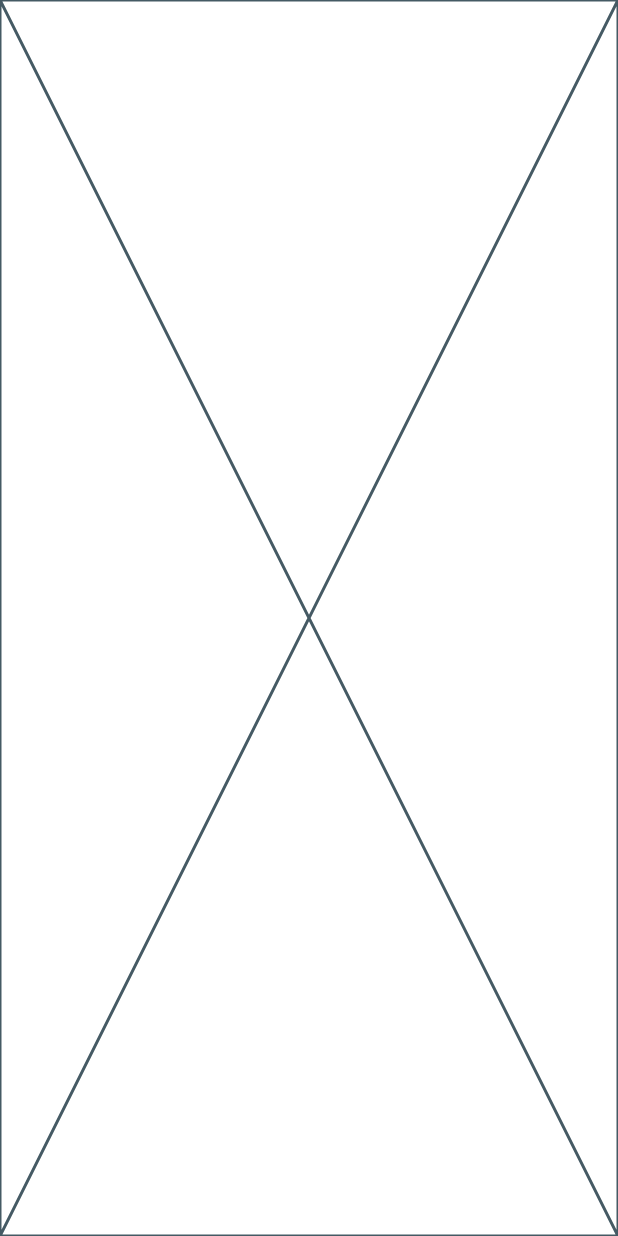
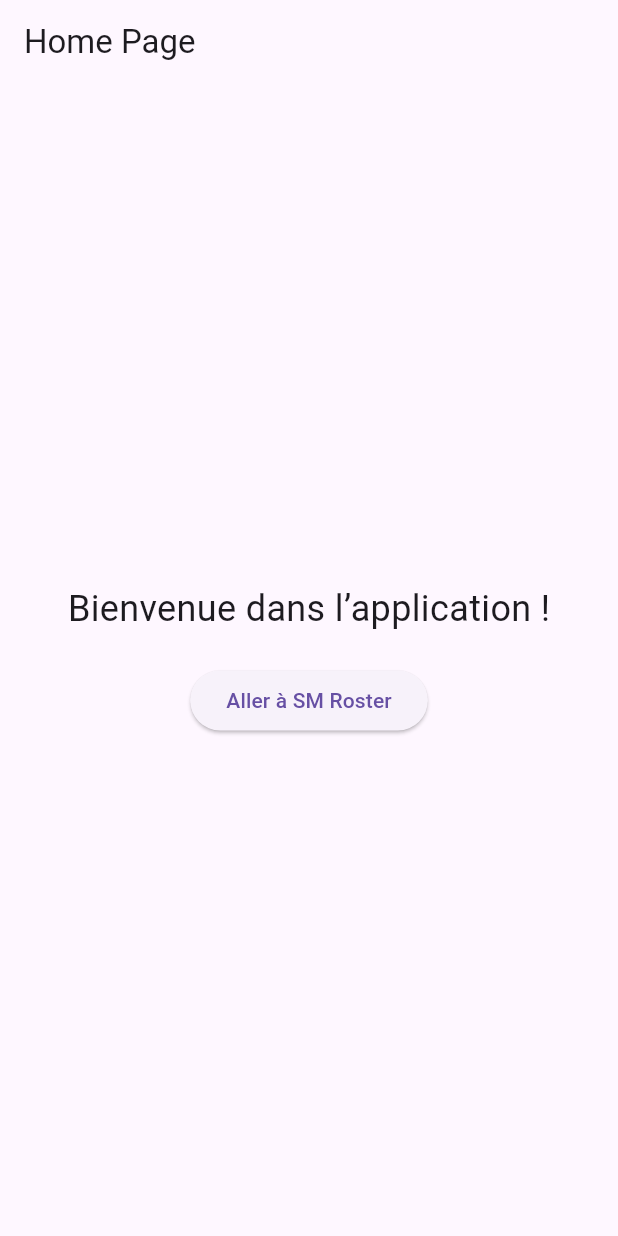
Before and after one commit to anto95240ric-prog/gameMaster-hub1, a Flutter app: the screen it shows after launch, on a phone screen of 412 x 824 dp. Run offline on Flutter 3.47's test engine with Material 3 defaults, Android fonts, the phone set to English and light mode, and no system bars; our stand-ins replace flutter_bloc, go_router.

Commit message:
First page exemple

```diff
--- a/lib/app.dart
+++ b/lib/app.dart
@@ -1,6 +1,6 @@
 import 'package:flutter/material.dart';
-import 'presentation/core/navigation/exemple.dart';
-import 'presentation/core/themes/exemple.dart';
+import 'presentation/core/navigation/app_router.dart';
+import 'presentation/core/themes/app_theme.dart';
 
 class GameMasterHubApp extends StatelessWidget {
   const GameMasterHubApp({super.key});
@@ -8,10 +8,11 @@ class GameMasterHubApp extends StatelessWidget {
   @override
   Widget build(BuildContext context) {
     return MaterialApp.router(
+      routerConfig: router,
       title: 'GameMaster Hub',
       theme: AppTheme.lightTheme,
       darkTheme: AppTheme.darkTheme,
-      routerConfig: router,
+      themeMode: ThemeMode.system,
       debugShowCheckedModeBanner: false,
     );
   }
--- /dev/null
+++ b/lib/presentation/core/navigation/app_router.dart
@@ -0,0 +1,17 @@
+import 'package:go_router/go_router.dart';
+import '../screens/home_page.dart';
+
+final GoRouter router = GoRouter(
+  initialLocation: '/',
+  routes: [
+    GoRoute(
+      path: '/',
+      builder: (context, state) => const HomePage(),
+    ),
+    // Exemple : SM Roster page
+    // GoRoute(
+    //   path: '/sm/roster',
+    //   builder: (context, state) => const SmRosterPage(),
+    // ),
+  ],
+);
--- a/lib/presentation/core/navigation/exemple.dart
+++ /dev/null
@@ -1,8 +0,0 @@
-import 'package:go_router/go_router.dart';
-import 'package:flutter/material.dart';
-
-final router = GoRouter(
-  routes: [
-    GoRoute(path: '/', builder: (context, state) => const Placeholder()),
-  ],
-);
--- /dev/null
+++ b/lib/presentation/core/screens/home_page.dart
@@ -0,0 +1,33 @@
+import 'package:flutter/material.dart';
+
+class HomePage extends StatelessWidget {
+  const HomePage({super.key});
+
+  @override
+  Widget build(BuildContext context) {
+    return Scaffold(
+      appBar: AppBar(
+        title: const Text('Home Page'),
+      ),
+      body: Center(
+        child: Column(
+          mainAxisAlignment: MainAxisAlignment.center,
+          children: [
+            const Text(
+              'Bienvenue dans l’application !',
+              style: TextStyle(fontSize: 24),
+            ),
+            const SizedBox(height: 20),
+            ElevatedButton(
+              onPressed: () {
+                // Exemple : naviguer vers SM Roster
+                Navigator.pushNamed(context, '/sm/roster');
+              },
+              child: const Text('Aller à SM Roster'),
+            ),
+          ],
+        ),
+      ),
+    );
+  }
+}
--- /dev/null
+++ b/lib/presentation/core/themes/app_theme.dart
@@ -0,0 +1,13 @@
+import 'package:flutter/material.dart';
+
+class AppTheme {
+  static final lightTheme = ThemeData(
+    primarySwatch: Colors.blue,
+    brightness: Brightness.light,
+  );
+
+  static final darkTheme = ThemeData(
+    primarySwatch: Colors.blue,
+    brightness: Brightness.dark,
+  );
+}
--- a/lib/presentation/core/themes/exemple.dart
+++ /dev/null
@@ -1,6 +0,0 @@
-import 'package:flutter/material.dart';
-
-class AppTheme {
-  static final lightTheme = ThemeData.light();
-  static final darkTheme = ThemeData.dark();
-}
```
